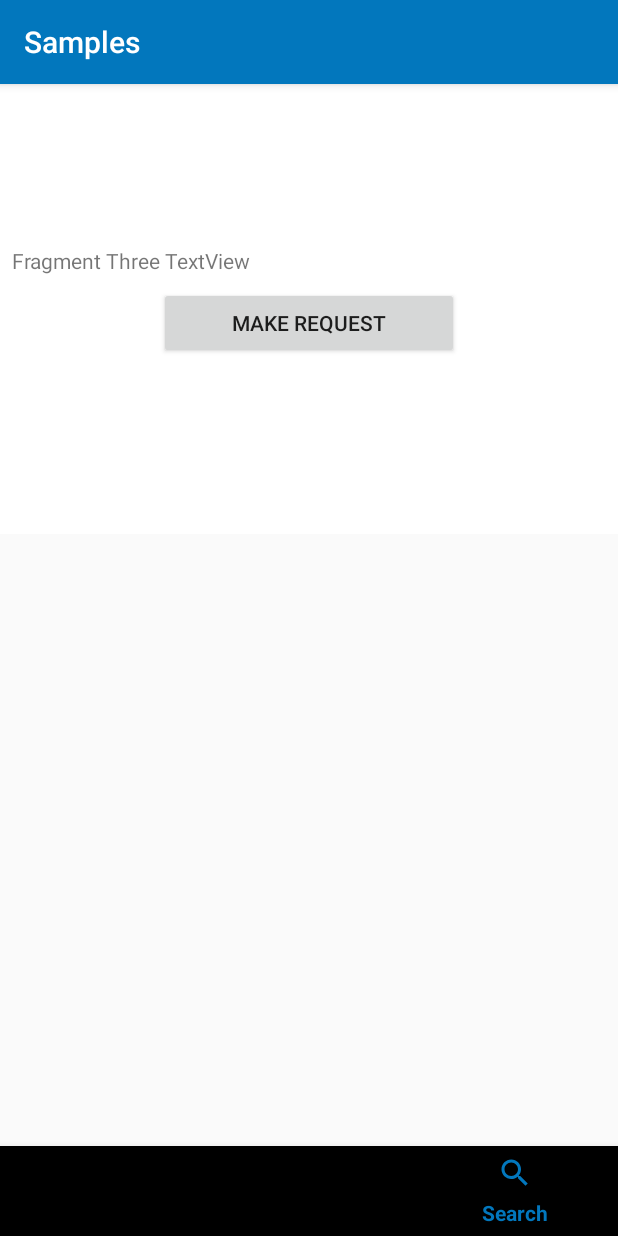
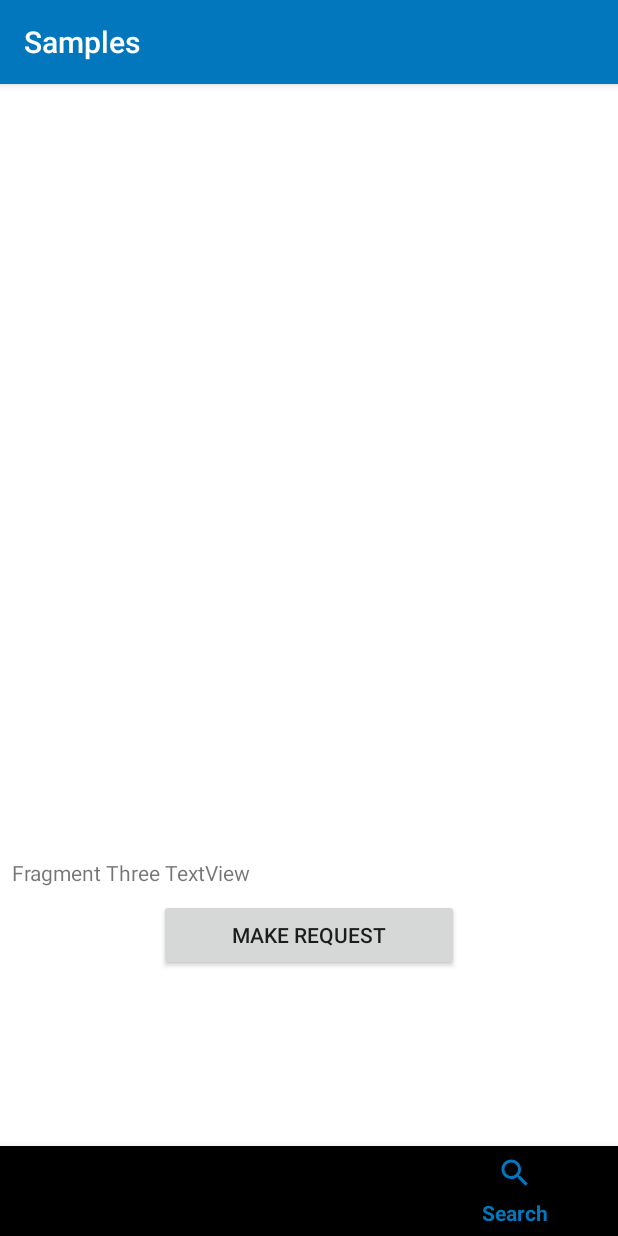
Before and after one commit to SkarCBR/FootHeadRecyclerView, an Android app: the screen it shows after launch (MainActivity), item 3 of the bottom bar chosen, on a phone screen of 412 x 824 dp. Run offline under Robolectric (Android 15) with nearby library versions, the phone set to English and light mode, and no system bars.

Commit message:
clean up

```diff
--- a/app/src/main/java/com/mrskar/samples/presentation/view/MainActivity.kt
+++ b/app/src/main/java/com/mrskar/samples/presentation/view/MainActivity.kt
@@ -3,7 +3,6 @@ package com.mrskar.samples.presentation.view
 import android.os.Bundle
 import androidx.appcompat.app.AppCompatActivity
 import androidx.fragment.app.Fragment
-import androidx.lifecycle.ViewModelProviders
 import com.mrskar.samples.R
 import com.mrskar.samples.presentation.vm.MainViewModel
 import com.mrskar.samples.presentation.vm.getViewModelInstance
--- a/app/src/main/java/com/mrskar/samples/presentation/view/MapsFragment.kt
+++ b/app/src/main/java/com/mrskar/samples/presentation/view/MapsFragment.kt
@@ -44,7 +44,6 @@ class MapsFragment : Fragment() {
         super.onViewCreated(view, savedInstanceState)
         val mapFragment = childFragmentManager.findFragmentById(R.id.map) as SupportMapFragment?
         mapFragment?.getMapAsync(callback)
-
     }
 
     private fun setInitialPosition(googleMap: GoogleMap) {
@@ -52,8 +51,4 @@ class MapsFragment : Fragment() {
         googleMap.addMarker(MarkerOptions().position(home).title("Home"))
         googleMap.animateCamera(CameraUpdateFactory.newLatLngZoom(home, 12F))
     }
-
-    fun testMethod() {
-        Log.d("TestApp", "testMethod executed!")
-    }
 }
--- a/app/src/main/res/layout/fragment_recycler_view.xml
+++ b/app/src/main/res/layout/fragment_recycler_view.xml
@@ -4,7 +4,7 @@
     android:layout_width="match_parent"
     android:layout_height="match_parent"
     xmlns:app="http://schemas.android.com/apk/res-auto"
-    tools:context=".presentation.view.RecyclerViewFragment">
+    tools:context="com.mrskar.samples.presentation.view.RecyclerViewFragment">
 
     <androidx.constraintlayout.motion.widget.MotionLayout
         android:layout_width="match_parent"
--- a/app/src/main/res/layout/fragment_three.xml
+++ b/app/src/main/res/layout/fragment_three.xml
@@ -4,8 +4,8 @@
     xmlns:app="http://schemas.android.com/apk/res-auto"
     android:id="@+id/frameLayout"
     android:layout_width="match_parent"
-    android:layout_height="300dp"
-    tools:context=".presentation.view.MainActivity"
+    android:layout_height="match_parent"
+    tools:context="com.mrskar.samples.presentation.view.MainActivity"
     android:background="@color/white">
 
     <include layout="@layout/bottom_sheet_layout" />
```
Also changed, not shown: app/src/main/AndroidManifest.xml (+0 -14 lines).
